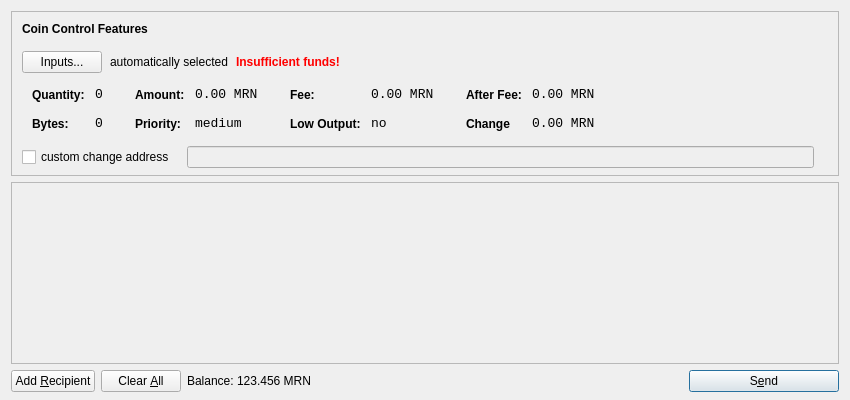
The window that src/qt/forms/sendcoinsdialog.ui (MERCOINMRN/Mercoin) describes before a commit, drawn with Qt 5.
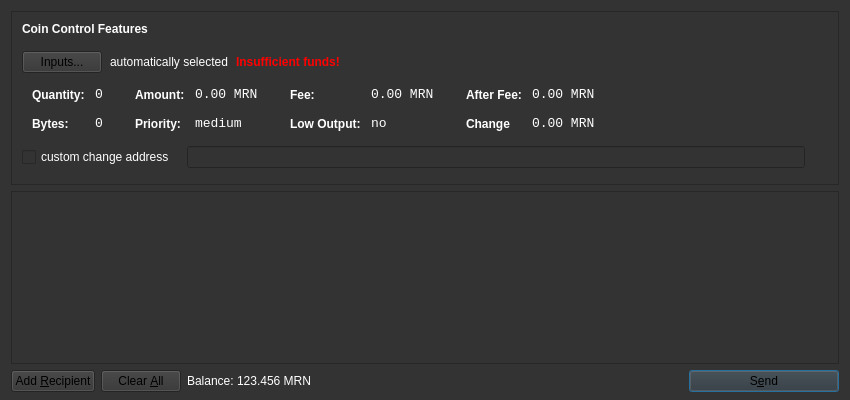
The same window after the commit. Icons and pictures are not drawn.

Diff of the .ui file:
```diff
--- a/src/qt/forms/sendcoinsdialog.ui
+++ b/src/qt/forms/sendcoinsdialog.ui
@@ -13,6 +13,9 @@
   <property name="windowTitle">
    <string>Send Coins</string>
   </property>
+  <property name="styleSheet">
+   <string notr="true">background-color: rgb(51, 51, 51);</string>
+  </property>
   <layout class="QVBoxLayout" name="verticalLayout" stretch="0,1,0">
    <property name="bottomMargin">
     <number>8</number>
@@ -39,7 +42,7 @@
      </property>
      <layout class="QVBoxLayout" name="verticalLayoutCoinControl2">
       <property name="spacing">
-       <number>-1</number>
+       <number>6</number>
       </property>
       <property name="leftMargin">
        <number>0</number>
@@ -54,6 +57,10 @@
        <number>6</number>
       </property>
       <item>
+       <widget class="QWidget" name="" native="true">
+        <property name="styleSheet">
+         <string notr="true">color: rgb(255, 255, 255);</string>
+        </property>
        <layout class="QVBoxLayout" name="verticalLayoutCoinControl" stretch="0,0,0,0,1">
         <property name="spacing">
          <number>0</number>
@@ -104,7 +111,7 @@
           <item>
            <widget class="QPushButton" name="pushButtonCoinControl">
             <property name="styleSheet">
-             <string notr="true"/>
+              <string notr="true">color: rgb(0, 0, 0);</string>
             </property>
             <property name="text">
              <string>Inputs...</string>
@@ -611,6 +618,7 @@
          </spacer>
         </item>
        </layout>
+       </widget>
       </item>
      </layout>
     </widget>
@@ -626,7 +634,7 @@
         <x>0</x>
         <y>0</y>
         <width>830</width>
-        <height>165</height>
+        <height>152</height>
        </rect>
       </property>
       <layout class="QVBoxLayout" name="verticalLayout_2">
@@ -715,6 +723,9 @@
            <verstretch>0</verstretch>
           </sizepolicy>
          </property>
+         <property name="styleSheet">
+          <string notr="true">color: rgb(255, 255, 255);</string>
+         </property>
          <property name="text">
           <string>Balance:</string>
          </property>
@@ -731,6 +742,9 @@
          <property name="cursor">
           <cursorShape>IBeamCursor</cursorShape>
          </property>
+         <property name="styleSheet">
+          <string notr="true">color: rgb(255, 255, 255);</string>
+         </property>
          <property name="text">
           <string>123.456 MRN</string>
          </property>
```
Left out of the diff: 22 changed lines with no effect on the pictures. Lines whose indentation alone changed are shown as unchanged.
